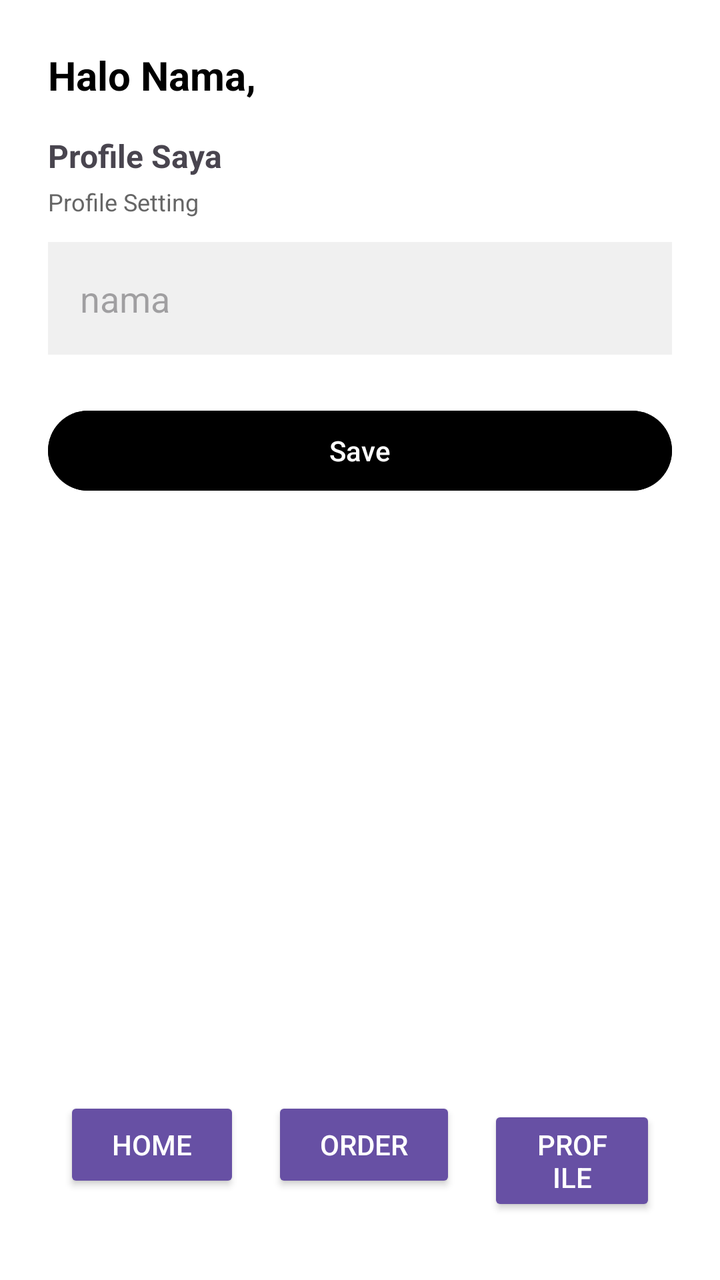
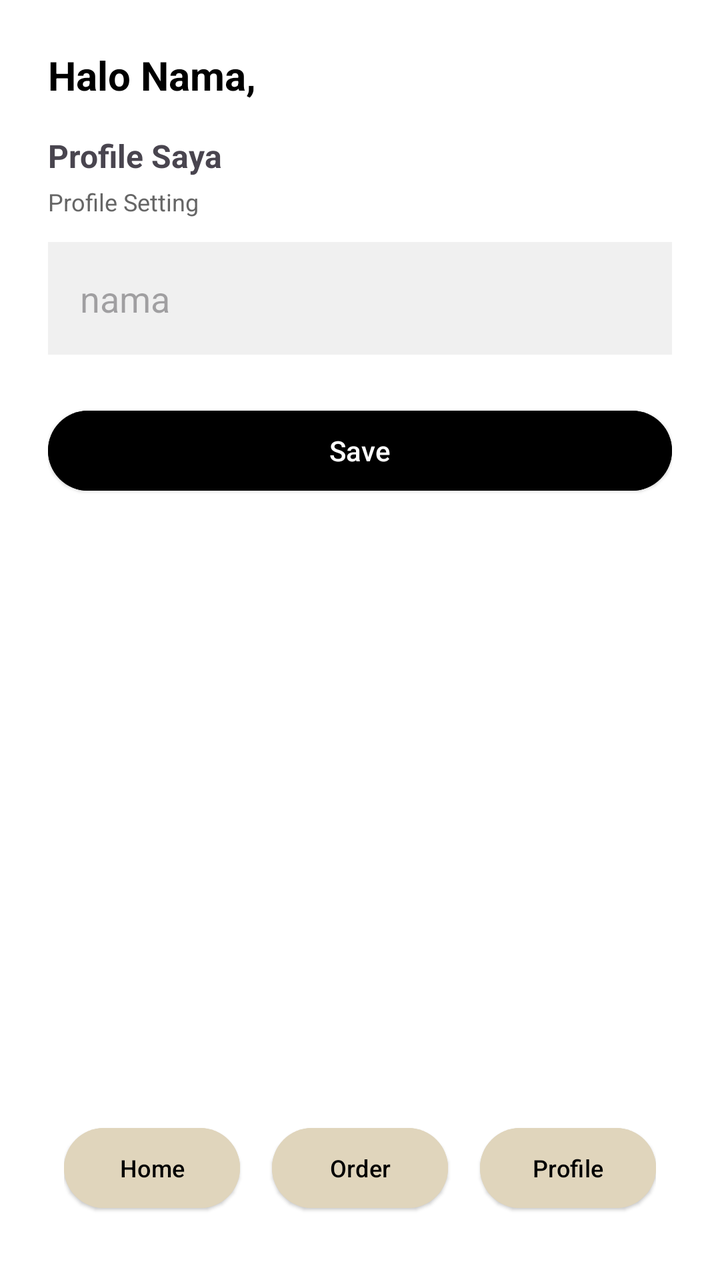

Compare the two renders of this Android layout. The source of the first and the diff that turns it into the second are given below.
<!-- AndroidManifest.xml: application theme Theme.KopiDanNyemil -->
<!-- res/layout/activity_profile.xml -->
<?xml version="1.0" encoding="utf-8"?>
<LinearLayout xmlns:android="http://schemas.android.com/apk/res/android"
    android:layout_width="match_parent"
    android:layout_height="match_parent"
    android:orientation="vertical"
    android:padding="24dp"
    android:background="#FFFFFF">

    <TextView
        android:id="@+id/tvProfileTitle"
        android:layout_width="match_parent"
        android:layout_height="wrap_content"
        android:text="Halo Nama,"
        android:textSize="20sp"
        android:textStyle="bold"
        android:textColor="#000000"
        android:layout_marginBottom="16dp"/>

    <TextView
        android:layout_width="match_parent"
        android:layout_height="wrap_content"
        android:text="Profile Saya"
        android:textSize="16sp"
        android:textStyle="bold"
        android:layout_marginBottom="4dp"/>

    <TextView
        android:layout_width="match_parent"
        android:layout_height="wrap_content"
        android:text="Profile Setting"
        android:textSize="12sp"
        android:textColor="#666666"
        android:layout_marginBottom="12dp"/>

    <EditText
        android:id="@+id/etProfileName"
        android:layout_width="match_parent"
        android:layout_height="wrap_content"
        android:hint="nama"
        android:padding="16dp"
        android:background="#F0F0F0"
        android:layout_marginBottom="24dp"
        android:minHeight="48dp"/>

    <Button
        android:id="@+id/btnSave"
        android:layout_width="match_parent"
        android:layout_height="wrap_content"
        android:text="Save"
        android:backgroundTint="#000000"
        android:textColor="#FFFFFF"
        android:layout_marginBottom="32dp"/>

    <LinearLayout
        android:layout_width="match_parent"
        android:layout_height="match_parent"
        android:gravity="bottom|center_horizontal"
        android:orientation="horizontal"
        android:padding="8dp">
        <Button android:id="@+id/navHome" android:layout_width="wrap_content" android:layout_height="wrap_content" android:text="Home" style="?android:attr/buttonStyleSmall"/>
        <Button android:id="@+id/navOrder" android:layout_width="wrap_content" android:layout_height="wrap_content" android:text="Order" style="?android:attr/buttonStyleSmall" android:layout_marginLeft="16dp" android:layout_marginRight="16dp"/>
        <Button android:id="@+id/navProfile" android:layout_width="wrap_content" android:layout_height="wrap_content" android:text="Profile" style="?android:attr/buttonStyleSmall"/>
    </LinearLayout>

</LinearLayout>
<!-- resources referenced by this layout -->
<resources>
  <style name="Theme.KopiDanNyemil" parent="Base.Theme.KopiDanNyemil" />
  <style name="Base.Theme.KopiDanNyemil" parent="Theme.Material3.DayNight.NoActionBar">
          
          
      </style>
</resources>

<!-- the commit's change to res/layout/activity_profile.xml (unified diff, before → after) -->
@@ -49,6 +49,7 @@
         android:text="Save"
         android:backgroundTint="#000000"
         android:textColor="#FFFFFF"
+        android:elevation="4dp"
         android:layout_marginBottom="32dp"/>
 
     <LinearLayout
@@ -57,9 +58,9 @@
         android:gravity="bottom|center_horizontal"
         android:orientation="horizontal"
         android:padding="8dp">
-        <Button android:id="@+id/navHome" android:layout_width="wrap_content" android:layout_height="wrap_content" android:text="Home" style="?android:attr/buttonStyleSmall"/>
-        <Button android:id="@+id/navOrder" android:layout_width="wrap_content" android:layout_height="wrap_content" android:text="Order" style="?android:attr/buttonStyleSmall" android:layout_marginLeft="16dp" android:layout_marginRight="16dp"/>
-        <Button android:id="@+id/navProfile" android:layout_width="wrap_content" android:layout_height="wrap_content" android:text="Profile" style="?android:attr/buttonStyleSmall"/>
+        <Button android:id="@+id/navHome" android:layout_width="wrap_content" android:layout_height="wrap_content" android:text="Home" android:textSize="12sp" android:backgroundTint="@color/cream_button" android:textColor="#000000" android:elevation="4dp"/>
+        <Button android:id="@+id/navOrder" android:layout_width="wrap_content" android:layout_height="wrap_content" android:text="Order" android:textSize="12sp" android:layout_marginLeft="16dp" android:layout_marginRight="16dp" android:backgroundTint="@color/cream_button" android:textColor="#000000" android:elevation="4dp"/>
+        <Button android:id="@+id/navProfile" android:layout_width="wrap_content" android:layout_height="wrap_content" android:text="Profile" android:textSize="12sp" android:backgroundTint="@color/cream_button" android:textColor="#000000" android:elevation="4dp"/>
     </LinearLayout>
 
 </LinearLayout>
<!-- resource entries referenced after the edit -->
@@ -1,9 +1,15 @@
 <!-- resources referenced by this layout -->
 <resources>
+  <color name="cream_button">#e0d5bc</color>
   <style name="Theme.KopiDanNyemil" parent="Base.Theme.KopiDanNyemil" />
   <style name="Base.Theme.KopiDanNyemil" parent="Theme.Material3.DayNight.NoActionBar">
           
-          
+          <item name="colorPrimary">@color/cream_button</item>
+          <item name="colorOnPrimary">@color/black</item>
+          <item name="colorPrimaryContainer">@color/cream_button</item>
+          <item name="colorOnPrimaryContainer">@color/black</item>
+          <item name="materialButtonStyle">@style/Widget.Material3.Button.ElevatedButton</item>
       </style>
+  <color name="black">#FF000000</color>
 </resources>
 
